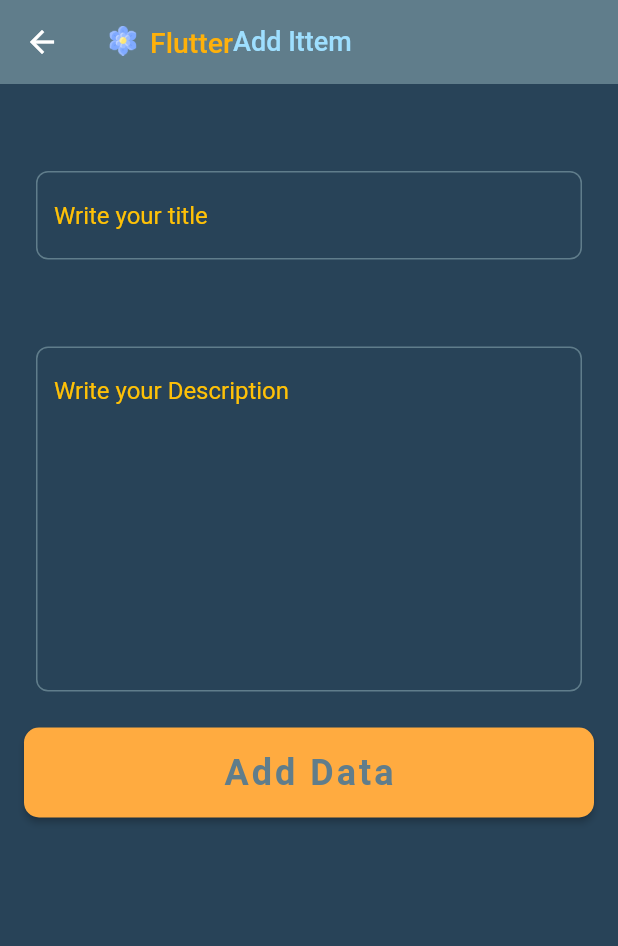
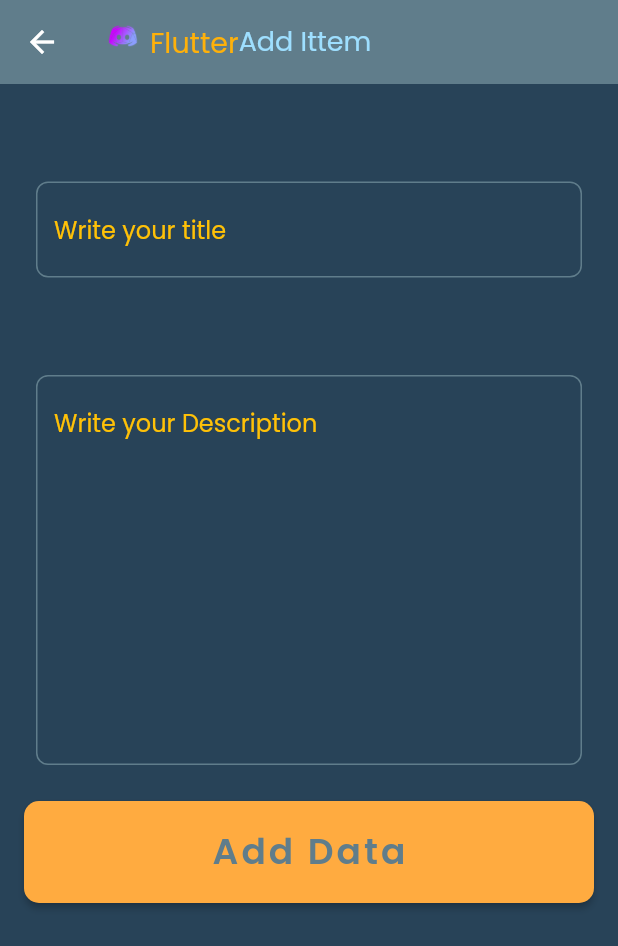
Before and after one commit to samaratungajs/flower-app-flutter, a Flutter app: the screen it shows after launch, after a tap on "Login", after a tap on the "add" icon, on a phone screen of 412 x 824 dp. Shown: the top 946 px of the screen. Run offline on Flutter 3.47's test engine with Material 2 defaults, Android fonts, the phone set to English and light mode, and no system bars; our stand-ins replace cloud_firestore, firebase_core; accounts and stored records are empty.

Commit message:
add font family

```diff
--- a/lib/main.dart
+++ b/lib/main.dart
@@ -16,6 +16,7 @@ class MyApp extends StatelessWidget {
       debugShowCheckedModeBanner:false,
       theme: ThemeData(
         primarySwatch: Colors.blue,
+        fontFamily: 'Poppins'
       ),
       home: LoginScreen(),
     );
--- a/lib/screens/app_bar.dart
+++ b/lib/screens/app_bar.dart
@@ -11,7 +11,7 @@ class AppBarTitle extends StatelessWidget{
       mainAxisSize: MainAxisSize.min,
       children: [
         Image.asset(
-          'assets/flowerLogo.png',
+          'assets/robot.png',
           height: 20,
         ),
         const SizedBox(width: 8),
--- a/lib/screens/login_screen.dart
+++ b/lib/screens/login_screen.dart
@@ -23,7 +23,7 @@ class _LoginScreenState extends State<LoginScreen> {
     return GestureDetector(
         onTap: ()=> _uidFocusNode.unfocus(),
         child: Scaffold(
-          backgroundColor: Color.fromARGB(255, 233, 233, 233),
+          backgroundColor: Color.fromARGB(255, 255, 255, 255),
           body: SafeArea(
             child: Stack(
               children: [
@@ -44,7 +44,7 @@ class _LoginScreenState extends State<LoginScreen> {
                           Flexible(
                               flex: 1,
                               child: Image.asset(
-                                'assets/flowerLogo.png',
+                                'assets/robot.png',
                                 height: 160,
                               )),
                           const SizedBox(
@@ -53,8 +53,9 @@ class _LoginScreenState extends State<LoginScreen> {
                           const Text(
                             'Flutter',
                             style: TextStyle(
-                              color: Colors.greenAccent,
+                              color: Color.fromARGB(255, 0, 219, 114),
                               fontSize: 40,
+                              fontWeight: FontWeight.bold,
                             ),
                           ),
                           const Text(
@@ -62,6 +63,7 @@ class _LoginScreenState extends State<LoginScreen> {
                             style: TextStyle(
                               color: Colors.orange,
                               fontSize: 40,
+                              fontWeight: FontWeight.bold,
                             ),
                           )
                         ],
```
Also changed, not shown: assets/flowerLogo.png (deleted), assets/pngegg.png (added), assets/robot.png (added), 1 other file.
